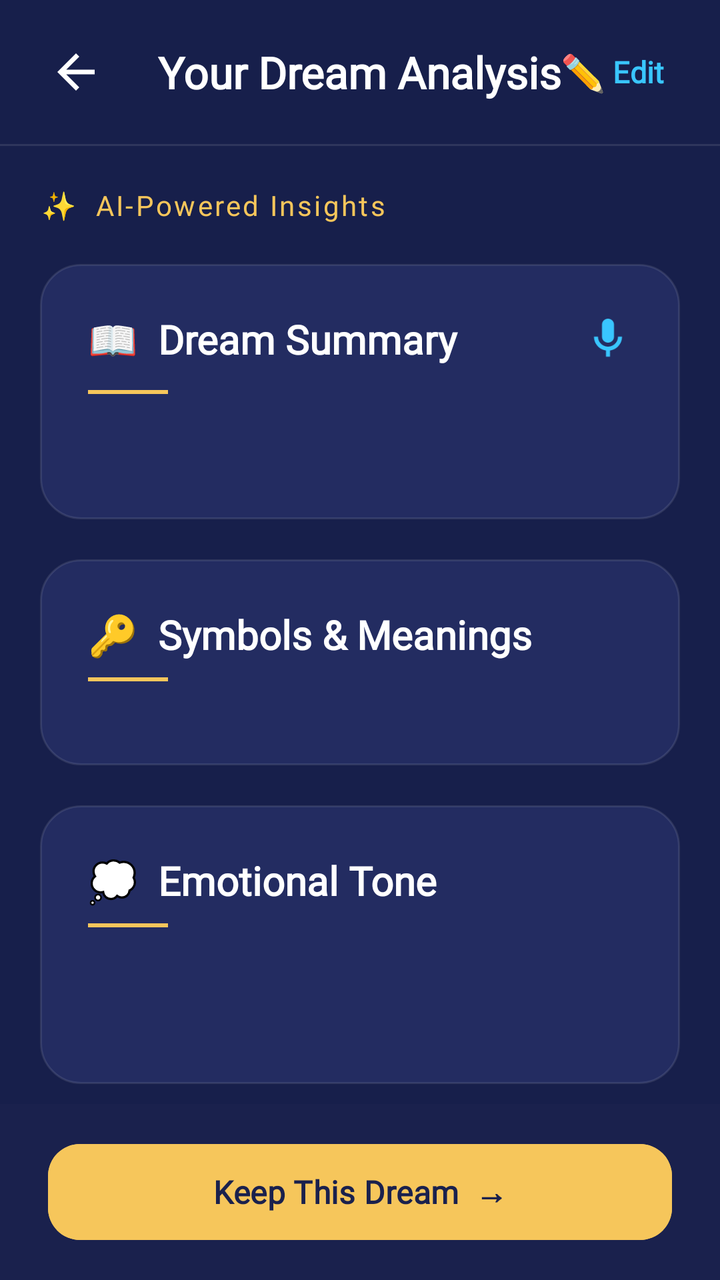
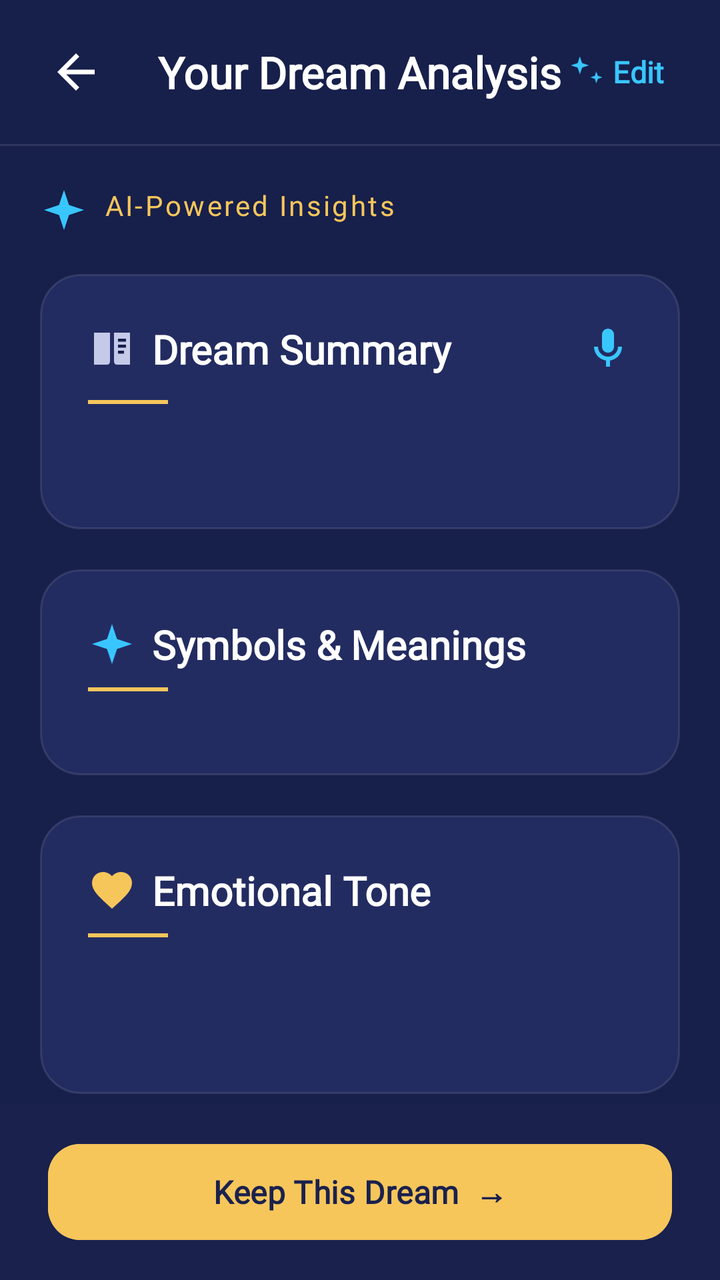

Compare the two renders of this Android layout. The source of the first and the diff that turns it into the second are given below.
<!-- AndroidManifest.xml: activity theme Theme.LucidDreams.Patterns -->
<!-- res/layout/activity_dream_analysis.xml -->
<?xml version="1.0" encoding="utf-8"?>
<androidx.constraintlayout.widget.ConstraintLayout
    xmlns:android="http://schemas.android.com/apk/res/android"
    xmlns:app="http://schemas.android.com/apk/res-auto"
    android:id="@+id/analysis_root"
    android:layout_width="match_parent"
    android:layout_height="match_parent"
    android:background="#171F4B">

    
    <FrameLayout
        android:id="@+id/topBar"
        android:layout_width="match_parent"
        android:layout_height="72dp"
        app:layout_constraintTop_toTopOf="parent"
        app:layout_constraintStart_toStartOf="parent"
        app:layout_constraintEnd_toEndOf="parent">

        <ImageView
            android:id="@+id/ivBack"
            android:layout_width="28dp"
            android:layout_height="28dp"
            android:layout_gravity="center_vertical|start"
            android:layout_marginStart="24dp"
            android:src="@drawable/ic_back"
            app:tint="#FFFFFF"
            android:contentDescription="Back" />

        <TextView
            android:layout_width="wrap_content"
            android:layout_height="wrap_content"
            android:layout_gravity="center"
            android:text="Your Dream Analysis"
            android:textColor="#FFFFFF"
            android:textSize="22sp"
            android:fontFamily="@font/poppins"
            android:textStyle="bold" />

        
        <LinearLayout
            android:id="@+id/btnEditDream"
            android:layout_width="wrap_content"
            android:layout_height="wrap_content"
            android:layout_gravity="center_vertical|end"
            android:layout_marginEnd="20dp"
            android:orientation="horizontal"
            android:gravity="center_vertical"
            android:padding="8dp"
            android:clickable="true"
            android:focusable="true"
            android:background="?attr/selectableItemBackgroundBorderless">

            <TextView
                android:layout_width="wrap_content"
                android:layout_height="wrap_content"
                android:text="✏️"
                android:textSize="18sp" />

            <TextView
                android:layout_width="wrap_content"
                android:layout_height="wrap_content"
                android:text=" Edit"
                android:textColor="#39C6FF"
                android:textSize="15sp"
                android:fontFamily="@font/poppins"
                android:textStyle="bold" />
        </LinearLayout>

    </FrameLayout>

    
    <View
        android:id="@+id/dividerTop"
        android:layout_width="match_parent"
        android:layout_height="1dp"
        android:background="#1AFFFFFF"
        app:layout_constraintTop_toBottomOf="@id/topBar"/>

    
    <ScrollView
        android:id="@+id/scrollContent"
        android:layout_width="match_parent"
        android:layout_height="0dp"
        android:scrollbars="none"
        android:overScrollMode="never"
        app:layout_constraintTop_toBottomOf="@id/dividerTop"
        app:layout_constraintBottom_toTopOf="@id/bottomContainer">

        <LinearLayout
            android:layout_width="match_parent"
            android:layout_height="wrap_content"
            android:orientation="vertical"
            android:paddingHorizontal="20dp"
            android:paddingTop="20dp"
            android:paddingBottom="24dp">

            
            <TextView
                android:layout_width="wrap_content"
                android:layout_height="wrap_content"
                android:text="✨  AI-Powered Insights"
                android:textColor="#F6C65B"
                android:textSize="14sp"
                android:fontFamily="@font/poppins"
                android:letterSpacing="0.08"
                android:layout_marginBottom="20dp" />

            
            <LinearLayout
                android:id="@+id/cardSummary"
                android:layout_width="match_parent"
                android:layout_height="wrap_content"
                android:background="@drawable/bg_analysis_card"
                android:orientation="vertical"
                android:padding="24dp"
                android:layout_marginBottom="20dp">

                <LinearLayout
                    android:layout_width="match_parent"
                    android:layout_height="wrap_content"
                    android:orientation="horizontal"
                    android:gravity="center_vertical"
                    android:layout_marginBottom="12dp">

                    <TextView
                        android:layout_width="0dp"
                        android:layout_height="wrap_content"
                        android:layout_weight="1"
                        android:text="📖  Dream Summary"
                        android:textColor="#FFFFFF"
                        android:textSize="20sp"
                        android:fontFamily="@font/poppins"
                        android:textStyle="bold" />

                    <ImageView
                        android:id="@+id/ivSpeaker"
                        android:layout_width="24dp"
                        android:layout_height="24dp"
                        android:src="@drawable/ic_mic"
                        android:contentDescription="Read aloud"
                        app:tint="#39C6FF"
                        android:clickable="true"
                        android:focusable="true"
                        android:background="?attr/selectableItemBackgroundBorderless" />

                </LinearLayout>

                
                <View
                    android:layout_width="40dp"
                    android:layout_height="2dp"
                    android:background="#F6C65B"
                    android:layout_marginBottom="16dp" />

                <TextView
                    android:id="@+id/tvSummary"
                    android:layout_width="match_parent"
                    android:layout_height="wrap_content"
                    android:text=""
                    android:textColor="#FFFFFF"
                    android:textSize="17sp"
                    android:fontFamily="@font/poppins"
                    android:lineSpacingMultiplier="1.7" />

            </LinearLayout>

            
            <LinearLayout
                android:id="@+id/cardSymbols"
                android:layout_width="match_parent"
                android:layout_height="wrap_content"
                android:background="@drawable/bg_analysis_card"
                android:orientation="vertical"
                android:padding="24dp"
                android:layout_marginBottom="20dp">

                <TextView
                    android:layout_width="match_parent"
                    android:layout_height="wrap_content"
                    android:text="🔑  Symbols &amp; Meanings"
                    android:textColor="#FFFFFF"
                    android:textSize="20sp"
                    android:fontFamily="@font/poppins"
                    android:textStyle="bold"
                    android:layout_marginBottom="8dp" />

                
                <View
                    android:layout_width="40dp"
                    android:layout_height="2dp"
                    android:background="#F6C65B"
                    android:layout_marginBottom="18dp" />

                
                <LinearLayout
                    android:id="@+id/llSymbols"
                    android:layout_width="match_parent"
                    android:layout_height="wrap_content"
                    android:orientation="vertical" />

                
                <TextView
                    android:id="@+id/tvNoSymbols"
                    android:layout_width="match_parent"
                    android:layout_height="wrap_content"
                    android:text="No specific symbols detected in this dream."
                    android:textColor="#7B88C5"
                    android:textSize="15sp"
                    android:fontFamily="@font/poppins"
                    android:visibility="gone" />

            </LinearLayout>

            
            <LinearLayout
                android:id="@+id/cardEmotion"
                android:layout_width="match_parent"
                android:layout_height="wrap_content"
                android:background="@drawable/bg_analysis_card"
                android:orientation="vertical"
                android:padding="24dp"
                android:layout_marginBottom="20dp">

                <TextView
                    android:layout_width="match_parent"
                    android:layout_height="wrap_content"
                    android:text="💭  Emotional Tone"
                    android:textColor="#FFFFFF"
                    android:textSize="20sp"
                    android:fontFamily="@font/poppins"
                    android:textStyle="bold"
                    android:layout_marginBottom="8dp" />

                
                <View
                    android:layout_width="40dp"
                    android:layout_height="2dp"
                    android:background="#F6C65B"
                    android:layout_marginBottom="18dp" />

                
                <com.google.android.material.chip.ChipGroup
                    android:id="@+id/chipGroupEmotions"
                    android:layout_width="match_parent"
                    android:layout_height="wrap_content"
                    app:chipSpacingHorizontal="8dp"
                    app:chipSpacingVertical="4dp" />

                <TextView
                    android:id="@+id/tvEmotionDesc"
                    android:layout_width="match_parent"
                    android:layout_height="wrap_content"
                    android:text=""
                    android:textColor="#C5CAE9"
                    android:textSize="15sp"
                    android:fontFamily="@font/poppins"
                    android:lineSpacingMultiplier="1.6"
                    android:layout_marginTop="16dp" />

            </LinearLayout>

            
            <LinearLayout
                android:id="@+id/cardReflection"
                android:layout_width="match_parent"
                android:layout_height="wrap_content"
                android:background="@drawable/bg_analysis_card"
                android:orientation="vertical"
                android:padding="24dp"
                android:layout_marginBottom="20dp">

                <TextView
                    android:layout_width="match_parent"
                    android:layout_height="wrap_content"
                    android:text="🌙  Reflection Prompt"
                    android:textColor="#FFFFFF"
                    android:textSize="20sp"
                    android:fontFamily="@font/poppins"
                    android:textStyle="bold"
                    android:layout_marginBottom="8dp" />

                
                <View
                    android:layout_width="40dp"
                    android:layout_height="2dp"
                    android:background="#F6C65B"
                    android:layout_marginBottom="16dp" />

                
                <TextView
                    android:layout_width="wrap_content"
                    android:layout_height="wrap_content"
                    android:text="❝"
                    android:textColor="#F6C65B"
                    android:textSize="28sp"
                    android:layout_marginBottom="4dp" />

                <TextView
                    android:id="@+id/tvReflection"
                    android:layout_width="match_parent"
                    android:layout_height="wrap_content"
                    android:text=""
                    android:textColor="#FFFFFF"
                    android:textSize="17sp"
                    android:fontFamily="@font/poppins"
                    android:textStyle="italic"
                    android:lineSpacingMultiplier="1.7" />

            </LinearLayout>

            
            <include
                android:id="@+id/cardDreamVisualization"
                layout="@layout/card_dream_visualization" />

            
            <LinearLayout
                android:id="@+id/cardInsight"
                android:layout_width="match_parent"
                android:layout_height="wrap_content"
                android:background="@drawable/bg_analysis_card"
                android:orientation="vertical"
                android:padding="24dp"
                android:layout_marginBottom="8dp">

                <TextView
                    android:layout_width="match_parent"
                    android:layout_height="wrap_content"
                    android:text="💡  Insight Score"
                    android:textColor="#FFFFFF"
                    android:textSize="20sp"
                    android:fontFamily="@font/poppins"
                    android:textStyle="bold"
                    android:layout_marginBottom="8dp" />

                
                <View
                    android:layout_width="40dp"
                    android:layout_height="2dp"
                    android:background="#F6C65B"
                    android:layout_marginBottom="16dp" />

                
                <LinearLayout
                    android:id="@+id/llInsightScores"
                    android:layout_width="match_parent"
                    android:layout_height="wrap_content"
                    android:orientation="vertical" />

            </LinearLayout>

        </LinearLayout>
    </ScrollView>

    
    <LinearLayout
        android:id="@+id/bottomContainer"
        android:layout_width="match_parent"
        android:layout_height="wrap_content"
        android:background="#1A214D"
        android:paddingHorizontal="24dp"
        android:paddingVertical="16dp"
        android:orientation="vertical"
        app:layout_constraintBottom_toBottomOf="parent">

        <Button
            android:id="@+id/btnKeepDream"
            android:layout_width="match_parent"
            android:layout_height="56dp"
            android:text="Keep This Dream  →"
            android:textColor="#1A214D"
            android:textSize="16sp"
            android:textStyle="bold"
            android:fontFamily="@font/poppins"
            android:backgroundTint="#F6C65B"
            app:cornerRadius="16dp" />

    </LinearLayout>

</androidx.constraintlayout.widget.ConstraintLayout>
<!-- res/layout/card_dream_visualization.xml (included above) -->
<?xml version="1.0" encoding="utf-8"?>
<com.google.android.material.card.MaterialCardView
    xmlns:android="http://schemas.android.com/apk/res/android"
    xmlns:app="http://schemas.android.com/apk/res-auto"
    android:layout_width="match_parent"
    android:layout_height="wrap_content"
    app:cardCornerRadius="18dp"
    app:cardElevation="8dp"
    app:cardBackgroundColor="#232C61"
    app:strokeWidth="1dp"
    app:strokeColor="#1AFFFFFF"
    android:layout_marginBottom="20dp">

    <LinearLayout
        android:layout_width="match_parent"
        android:layout_height="wrap_content"
        android:orientation="vertical"
        android:padding="0dp">

        <RelativeLayout
            android:layout_width="match_parent"
            android:layout_height="280dp">

            <ImageView
                android:id="@+id/ivDreamGenerated"
                android:layout_width="match_parent"
                android:layout_height="match_parent"
                android:scaleType="centerCrop"
                android:src="@drawable/bg_dream_visualization" />

            <View
                android:layout_width="match_parent"
                android:layout_height="100dp"
                android:layout_alignParentBottom="true"
                android:background="@drawable/gradient_scrim" />

            <TextView
                android:id="@+id/tvDreamTitle"
                android:layout_width="wrap_content"
                android:layout_height="wrap_content"
                android:layout_alignParentBottom="true"
                android:layout_marginStart="20dp"
                android:layout_marginBottom="20dp"
                android:text="Dream Visualization"
                android:textColor="#FFFFFF"
                android:textSize="20sp"
                android:fontFamily="@font/poppins"
                android:textStyle="bold" />

            
            <FrameLayout
                android:id="@+id/loadingOverlay"
                android:layout_width="match_parent"
                android:layout_height="match_parent"
                android:background="#E6171F4B"
                android:visibility="gone">

                <LinearLayout
                    android:layout_width="wrap_content"
                    android:layout_height="wrap_content"
                    android:layout_gravity="center"
                    android:orientation="vertical"
                    android:gravity="center">

                    <ProgressBar
                        android:layout_width="48dp"
                        android:layout_height="48dp"
                        android:indeterminateTint="#39C6FF"
                        android:layout_marginBottom="16dp" />

                    <TextView
                        android:layout_width="wrap_content"
                        android:layout_height="wrap_content"
                        android:text="Creating your dream vision..."
                        android:textColor="#FFFFFF"
                        android:fontFamily="@font/poppins"
                        android:textStyle="bold"
                        android:textSize="15sp" />
                </LinearLayout>
            </FrameLayout>

            
            <LinearLayout
                android:id="@+id/errorOverlay"
                android:layout_width="match_parent"
                android:layout_height="match_parent"
                android:background="#F2171F4B"
                android:orientation="vertical"
                android:gravity="center"
                android:padding="24dp"
                android:visibility="gone">

                <TextView
                    android:id="@+id/tvErrorStatus"
                    android:layout_width="wrap_content"
                    android:layout_height="wrap_content"
                    android:text="Unable to generate image."
                    android:textColor="#FFFFFF"
                    android:fontFamily="@font/poppins"
                    android:textSize="14sp"
                    android:gravity="center"
                    android:layout_marginBottom="16dp" />

                <Button
                    android:id="@+id/btnRetry"
                    android:layout_width="wrap_content"
                    android:layout_height="44dp"
                    android:text="Retry Generation"
                    android:textColor="#171F4B"
                    android:backgroundTint="#FF6B9D"
                    app:cornerRadius="22dp"
                    android:textAllCaps="false"
                    android:fontFamily="@font/poppins"
                    android:textStyle="bold" />
            </LinearLayout>

        </RelativeLayout>

        <LinearLayout
            android:layout_width="match_parent"
            android:layout_height="wrap_content"
            android:orientation="horizontal"
            android:padding="16dp"
            android:weightSum="2">

            <Button
                android:id="@+id/btnRegenerate"
                android:layout_width="0dp"
                android:layout_height="48dp"
                android:layout_weight="1"
                android:layout_marginEnd="8dp"
                android:text="Regenerate"
                android:textColor="#FFFFFF"
                android:backgroundTint="#33FFFFFF"
                app:cornerRadius="12dp"
                android:textAllCaps="false"
                android:fontFamily="@font/poppins" />

            <Button
                android:id="@+id/btnSaveGallery"
                android:layout_width="0dp"
                android:layout_height="48dp"
                android:layout_weight="1"
                android:layout_marginStart="8dp"
                android:text="Save to Gallery"
                android:textColor="#171F4B"
                android:backgroundTint="#39C6FF"
                app:cornerRadius="12dp"
                android:textAllCaps="false"
                android:fontFamily="@font/poppins"
                android:textStyle="bold" />

        </LinearLayout>

    </LinearLayout>

</com.google.android.material.card.MaterialCardView>
<!-- resources referenced by this layout -->
<resources>
  <style name="Theme.LucidDreams" parent="Base.Theme.LucidDreams">
          <item name="materialCalendarTheme">@style/CustomDatePickerTheme</item>
      </style>
  <style name="Base.Theme.LucidDreams" parent="Theme.Material3.DayNight.NoActionBar">
          
          
      </style>
  <style name="CustomDatePickerCancelButton" parent="Widget.Material3.Button.TextButton">
          <item name="android:textColor">#C5CAE9</item>
      </style>
  <style name="CustomCalendarDay" parent="Widget.Material3.MaterialCalendar.Day">
          <item name="itemTextColor">#C5CAE9</item>
      </style>
  <!-- unchanged entries left out for length: 11 -->
</resources>

<!-- the commit's change to res/layout/activity_dream_analysis.xml (unified diff, before → after) -->
@@ -50,11 +50,10 @@
             android:focusable="true"
             android:background="?attr/selectableItemBackgroundBorderless">
 
-            <TextView
-                android:layout_width="wrap_content"
-                android:layout_height="wrap_content"
-                android:text="✏️"
-                android:textSize="18sp" />
+            <ImageView
+                android:layout_width="18dp"
+                android:layout_height="18dp"
+                android:src="@drawable/ic_success" />
 
             <TextView
                 android:layout_width="wrap_content"
@@ -98,11 +97,13 @@
             <TextView
                 android:layout_width="wrap_content"
                 android:layout_height="wrap_content"
-                android:text="✨  AI-Powered Insights"
+                android:text="AI-Powered Insights"
                 android:textColor="#F6C65B"
                 android:textSize="14sp"
                 android:fontFamily="@font/poppins"
                 android:letterSpacing="0.08"
+                android:drawableStart="@drawable/ic_insights"
+                android:drawablePadding="8dp"
                 android:layout_marginBottom="20dp" />
 
             
@@ -126,11 +127,13 @@
                         android:layout_width="0dp"
                         android:layout_height="wrap_content"
                         android:layout_weight="1"
-                        android:text="📖  Dream Summary"
+                        android:text="Dream Summary"
                         android:textColor="#FFFFFF"
                         android:textSize="20sp"
                         android:fontFamily="@font/poppins"
-                        android:textStyle="bold" />
+                        android:textStyle="bold"
+                        android:drawableStart="@drawable/ic_journal"
+                        android:drawablePadding="8dp" />
 
                     <ImageView
                         android:id="@+id/ivSpeaker"
@@ -177,11 +180,13 @@
                 <TextView
                     android:layout_width="match_parent"
                     android:layout_height="wrap_content"
-                    android:text="🔑  Symbols &amp; Meanings"
+                    android:text="Symbols &amp; Meanings"
                     android:textColor="#FFFFFF"
                     android:textSize="20sp"
                     android:fontFamily="@font/poppins"
                     android:textStyle="bold"
+                    android:drawableStart="@drawable/ic_insights"
+                    android:drawablePadding="8dp"
                     android:layout_marginBottom="8dp" />
 
                 
@@ -224,11 +229,13 @@
                 <TextView
                     android:layout_width="match_parent"
                     android:layout_height="wrap_content"
-                    android:text="💭  Emotional Tone"
+                    android:text="Emotional Tone"
                     android:textColor="#FFFFFF"
                     android:textSize="20sp"
                     android:fontFamily="@font/poppins"
                     android:textStyle="bold"
+                    android:drawableStart="@drawable/ic_emotion"
+                    android:drawablePadding="8dp"
                     android:layout_marginBottom="8dp" />
 
                 
@@ -272,11 +279,13 @@
                 <TextView
                     android:layout_width="match_parent"
                     android:layout_height="wrap_content"
-                    android:text="🌙  Reflection Prompt"
+                    android:text="Reflection Prompt"
                     android:textColor="#FFFFFF"
                     android:textSize="20sp"
                     android:fontFamily="@font/poppins"
                     android:textStyle="bold"
+                    android:drawableStart="@drawable/ic_calendar"
+                    android:drawablePadding="8dp"
                     android:layout_marginBottom="8dp" />
 
                 
@@ -287,13 +296,13 @@
                     android:layout_marginBottom="16dp" />
 
                 
-                <TextView
-                    android:layout_width="wrap_content"
-                    android:layout_height="wrap_content"
-                    android:text="❝"
-                    android:textColor="#F6C65B"
-                    android:textSize="28sp"
-                    android:layout_marginBottom="4dp" />
+                <ImageView
+                    android:layout_width="24dp"
+                    android:layout_height="24dp"
+                    android:src="@drawable/ic_mic"
+                    app:tint="#F6C65B"
+                    android:alpha="0.6"
+                    android:layout_marginBottom="8dp" />
 
                 <TextView
                     android:id="@+id/tvReflection"
@@ -326,11 +335,13 @@
                 <TextView
                     android:layout_width="match_parent"
                     android:layout_height="wrap_content"
-                    android:text="💡  Insight Score"
+                    android:text="Insight Score"
                     android:textColor="#FFFFFF"
                     android:textSize="20sp"
                     android:fontFamily="@font/poppins"
                     android:textStyle="bold"
+                    android:drawableStart="@drawable/ic_suggestions"
+                    android:drawablePadding="8dp"
                     android:layout_marginBottom="8dp" />
 
                 
<!-- resource entries referenced after the edit -->
@@ -1,5 +1,80 @@
 <!-- resources referenced by this layout -->
 <resources>
+  <!-- drawable ic_calendar (drawable) -->
+  <vector xmlns:android="http://schemas.android.com/apk/res/android"
+      android:width="24dp"
+      android:height="24dp"
+      android:viewportWidth="24"
+      android:viewportHeight="24">
+      <path
+          android:fillColor="#C5CAE9"
+          android:pathData="M19,4H18V2H16V4H8V2H6V4H5C3.89,4 3,4.9 3,6V20C3,21.1 3.89,22 5,22H19C20.1,22 21,21.1 21,20V6C21,4.9 20.1,4 19,4ZM19,20H5V10H19V20ZM19,8H5V6H19V8Z" />
+  </vector>
+  <!-- drawable ic_emotion (drawable) -->
+  <vector xmlns:android="http://schemas.android.com/apk/res/android"
+      android:width="24dp"
+      android:height="24dp"
+      android:viewportWidth="24"
+      android:viewportHeight="24">
+      <path
+          android:fillColor="#F6C65B"
+          android:pathData="M12,21.35L10.55,20.03C5.4,15.36 2,12.28 2,8.5C2,5.42 4.42,3 7.5,3C9.24,3 10.91,3.81 12,5.09C13.09,3.81 14.76,3 16.5,3C19.58,3 22,5.42 22,8.5C22,12.28 18.6,15.36 13.45,20.04L12,21.35Z" />
+  </vector>
+  <!-- drawable ic_insights (drawable) -->
+  <vector xmlns:android="http://schemas.android.com/apk/res/android"
+      android:width="24dp"
+      android:height="24dp"
+      android:viewportWidth="24"
+      android:viewportHeight="24">
+      <path
+          android:fillColor="#39C6FF"
+          android:pathData="M12,2L14.5,9.5L22,12L14.5,14.5L12,22L9.5,14.5L2,12L9.5,9.5Z" />
+      <path
+          android:fillColor="#39C6FF"
+          android:alpha="0.4"
+          android:pathData="M12,6L13.5,10.5L18,12L13.5,13.5L12,18L10.5,13.5L6,12L10.5,10.5Z" />
+  </vector>
+  <!-- drawable ic_journal (drawable) -->
+  <vector xmlns:android="http://schemas.android.com/apk/res/android"
+      android:width="24dp"
+      android:height="24dp"
+      android:viewportWidth="24"
+      android:viewportHeight="24">
+      <path
+          android:fillColor="#C5CAE9"
+          android:pathData="M21,4H13V18.5C13,19.33 13.67,20 14.5,20H21V4Z" />
+      <path
+          android:fillColor="#C5CAE9"
+          android:alpha="0.7"
+          android:pathData="M3,4H11V18.5C11,19.33 10.33,20 9.5,20H3V4Z" />
+      <path
+          android:fillColor="#171F4B"
+          android:pathData="M15,7H19V8.5H15V7ZM15,10H19V11.5H15V10ZM15,13H18V14.5H15V13Z" />
+  </vector>
+  <!-- drawable ic_success (drawable) -->
+  <vector xmlns:android="http://schemas.android.com/apk/res/android"
+      android:width="24dp"
+      android:height="24dp"
+      android:viewportWidth="24"
+      android:viewportHeight="24">
+      <path
+          android:fillColor="#39C6FF"
+          android:pathData="M7,2L8.5,6.5L13,8L8.5,9.5L7,14L5.5,9.5L1,8L5.5,6.5L7,2Z" />
+      <path
+          android:fillColor="#39C6FF"
+          android:alpha="0.6"
+          android:pathData="M18,12L19,15L22,16L19,17L18,20L17,17L14,16L17,15L18,12Z" />
+  </vector>
+  <!-- drawable ic_suggestions (drawable) -->
+  <vector xmlns:android="http://schemas.android.com/apk/res/android"
+      android:width="24dp"
+      android:height="24dp"
+      android:viewportWidth="24"
+      android:viewportHeight="24">
+      <path
+          android:fillColor="#F6C65B"
+          android:pathData="M12,2C7.58,2 4,5.58 4,10C4,12.72 5.35,15.12 7.42,16.59C8.42,17.3 9,18.42 9,19.62V20C9,21.1 9.9,22 11,22H13C14.1,22 15,21.1 15,20V19.62C15,18.42 15.58,17.3 16.58,16.59C18.65,15.12 20,12.72 20,10C20,5.58 16.42,2 12,2ZM11,18H13V19H11V18ZM11,15.35V10H13V15.35C12.67,15.45 12.34,15.5 12,15.5C11.66,15.5 11.33,15.45 11,15.35Z" />
+  </vector>
   <style name="Theme.LucidDreams" parent="Base.Theme.LucidDreams">
           <item name="materialCalendarTheme">@style/CustomDatePickerTheme</item>
       </style>
